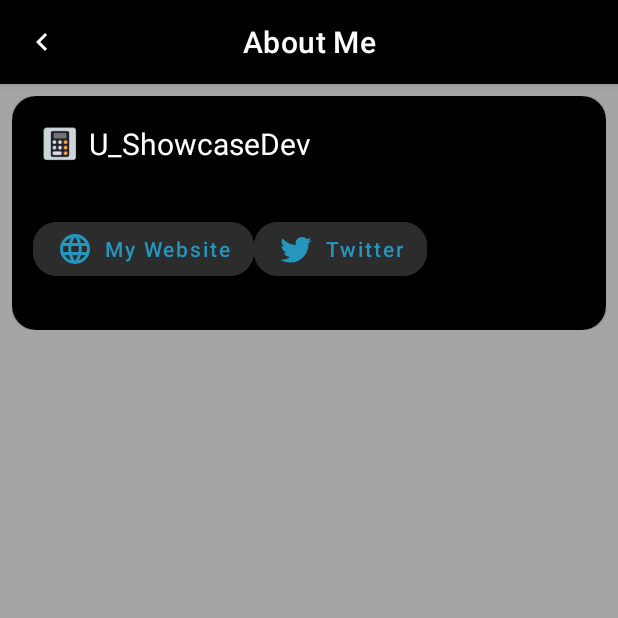
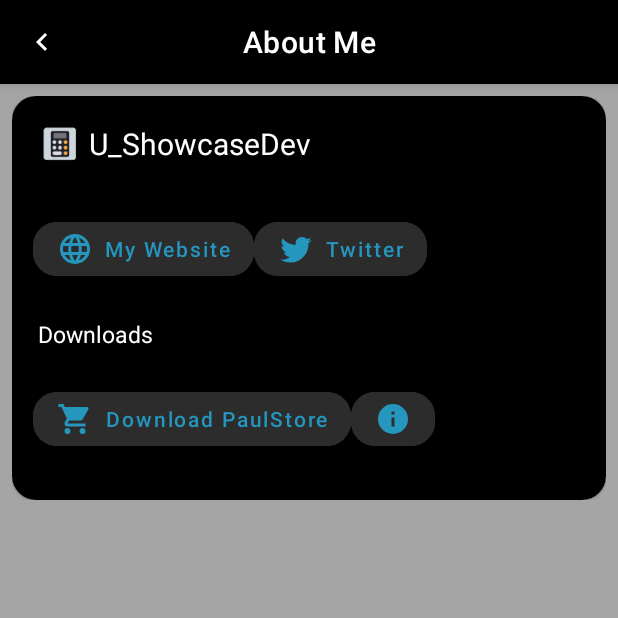
Before and after one commit to Apfelsaft147/iOS-Calc, an Android app: the screen it shows after launch (SettingActivity), after a tap on "iOS Calculator", on a phone screen of 412 x 824 dp, the top half of it. Run offline under Robolectric (Android 15) with nearby library versions, the phone set to English and light mode, and no system bars.

Commit message:
Adding new functions, fixing bugs.

```diff
--- a/app/src/main/AndroidManifest.xml
+++ b/app/src/main/AndroidManifest.xml
@@ -13,6 +13,9 @@
         android:supportsRtl="true"
         tools:targetApi="31">
         <activity
+            android:name=".InfoPaulStore"
+            android:exported="false" />
+        <activity
             android:name=".SettingActivity"
             android:exported="false" />
         <activity
--- a/app/src/main/java/com/u_showcasedev/ioscalc/MainActivity.java
+++ b/app/src/main/java/com/u_showcasedev/ioscalc/MainActivity.java
@@ -259,7 +259,11 @@ public class MainActivity extends AppCompatActivity {
         b_para2.setOnClickListener(new View.OnClickListener() {
             @Override
             public void onClick(View view) {
-                Toast.makeText(MainActivity.this, " Error ", Toast.LENGTH_SHORT).show();
+                if (!t2.getText().toString().isEmpty() | !t1.getText().toString().isEmpty()) {
+                    t2.setText("Invalid Value");
+                } else {
+                    t2.setText("Error");
+                }
             }
         });
 
--- a/app/src/main/java/com/u_showcasedev/ioscalc/SettingActivity.java
+++ b/app/src/main/java/com/u_showcasedev/ioscalc/SettingActivity.java
@@ -13,8 +13,9 @@ import android.widget.Toast;
 public class SettingActivity extends AppCompatActivity {
 
     private Button website;
-    private Button fdroid;
-    private Button github;
+    private Button twitter;
+    private Button paulstore;
+    private Button paulstoreinfo;
     private ImageView back;
 
     @Override
@@ -32,12 +33,29 @@ public class SettingActivity extends AppCompatActivity {
             }
         });
 
-        fdroid = findViewById(R.id.twitterButton);
-        fdroid.setOnClickListener(new View.OnClickListener() {
+        twitter = findViewById(R.id.twitterButton);
+        twitter.setOnClickListener(new View.OnClickListener() {
             @Override
             public void onClick(View view) {
                 Intent browserIntent = new Intent(Intent.ACTION_VIEW, Uri.parse("https://twitter.com/u_showcasedev"));
                 startActivity(browserIntent);
+            }
+        });
+
+        paulstore = findViewById(R.id.paulstore);
+        paulstore.setOnClickListener(new View.OnClickListener() {
+            @Override
+            public void onClick(View view) {
+                startActivity(new Intent(Intent.ACTION_VIEW, Uri.parse("https://usowcasedev.infinityfreeapp.com/index/paulstore.html")));
+            }
+        });
+
+        paulstoreinfo = findViewById(R.id.paulstoreinfo);
+        paulstoreinfo.setOnClickListener(new View.OnClickListener() {
+            @Override
+            public void onClick(View view) {
+                //Intent browserIntent = new Intent(Intent.ACTION_VIEW, Uri.parse("https://usowcasedev.infinityfreeapp.com/index/paulstore.html"));
+                startActivity(new Intent(SettingActivity.this, InfoPaulStore.class));
             }
         });
 
--- /dev/null
+++ b/app/src/main/res/drawable/cart.xml
@@ -0,0 +1,8 @@
+<!-- drawable/cart.xml -->
+<vector xmlns:android="http://schemas.android.com/apk/res/android"
+    android:height="24dp"
+    android:width="24dp"
+    android:viewportWidth="24"
+    android:viewportHeight="24">
+    <path android:fillColor="#000" android:pathData="M17,18C15.89,18 15,18.89 15,20A2,2 0 0,0 17,22A2,2 0 0,0 19,20C19,18.89 18.1,18 17,18M1,2V4H3L6.6,11.59L5.24,14.04C5.09,14.32 5,14.65 5,15A2,2 0 0,0 7,17H19V15H7.42A0.25,0.25 0 0,1 7.17,14.75C7.17,14.7 7.18,14.66 7.2,14.63L8.1,13H15.55C16.3,13 16.96,12.58 17.3,11.97L20.88,5.5C20.95,5.34 21,5.17 21,5A1,1 0 0,0 20,4H5.21L4.27,2M7,18C5.89,18 5,18.89 5,20A2,2 0 0,0 7,22A2,2 0 0,0 9,20C9,18.89 8.1,18 7,18Z" />
+</vector>
--- /dev/null
+++ b/app/src/main/res/drawable/information.xml
@@ -0,0 +1,8 @@
+<!-- drawable/information.xml -->
+<vector xmlns:android="http://schemas.android.com/apk/res/android"
+    android:height="24dp"
+    android:width="24dp"
+    android:viewportWidth="24"
+    android:viewportHeight="24">
+    <path android:fillColor="#000" android:pathData="M13,9H11V7H13M13,17H11V11H13M12,2A10,10 0 0,0 2,12A10,10 0 0,0 12,22A10,10 0 0,0 22,12A10,10 0 0,0 12,2Z" />
+</vector>
--- a/app/src/main/res/layout/activity_setting.xml
+++ b/app/src/main/res/layout/activity_setting.xml
@@ -93,8 +93,6 @@
 
                 </LinearLayout>
 
-
-
                 <LinearLayout
                     android:layout_width="match_parent"
                     android:layout_height="match_parent"
@@ -135,11 +133,62 @@
 
                 </LinearLayout>
 
+                <TextView
+                    android:id="@+id/textView4"
+                    android:layout_width="wrap_content"
+                    android:layout_height="wrap_content"
+                    android:paddingStart="1sp"
+                    android:layout_gravity="start"
+                    android:gravity="bottom"
+                    android:layout_marginStart="8sp"
+                    android:text="Downloads"
+                    android:textColor="@color/white"
+                    android:textSize="15sp"
+                    app:layout_constraintEnd_toEndOf="parent"
+                    app:layout_constraintStart_toStartOf="parent"
+                    app:layout_constraintTop_toBottomOf="parent" />
+
+                <LinearLayout
+                    android:layout_width="match_parent"
+                    android:layout_height="match_parent"
+                    android:orientation="horizontal"
+                    android:padding="6sp">
+
+                    <Button
+                        android:id="@+id/paulstore"
+                        android:layout_width="wrap_content"
+                        android:layout_height="wrap_content"
+                        android:layout_alignParentBottom="true"
+                        android:layout_marginTop="16dp"
+                        android:layout_marginBottom="16dp"
+                        android:backgroundTint="#2C2C2C"
+                        android:text="Download PaulStore"
+                        android:textAllCaps="false"
+                        android:textColor="#2596be"
+                        app:cornerRadius="16sp"
+                        app:icon="@drawable/cart"
+                        app:iconGravity="textStart"
+                        app:iconTint="#2596be" />
+
+                    <Button
+                        android:id="@+id/paulstoreinfo"
+                        android:layout_width="56dp"
+                        android:layout_height="wrap_content"
+                        android:layout_alignParentBottom="true"
+                        android:layout_marginTop="16dp"
+                        android:layout_marginBottom="16dp"
+                        android:backgroundTint="#2C2C2C"
+                        android:contentDescription="@string/app_name"
+                        app:cornerRadius="16sp"
+                        app:icon="@drawable/information"
+                        app:iconTint="#2596be" />
+
+                </LinearLayout>
+
             </LinearLayout>
 
         </com.google.android.material.card.MaterialCardView>
 
     </androidx.core.widget.NestedScrollView>
 
-
 </androidx.constraintlayout.widget.ConstraintLayout>
```
Also changed, not shown: app/src/main/java/com/u_showcasedev/ioscalc/InfoPaulStore.java (added, +40 -0 lines), app/src/main/res/layout/activity_info_paul_store.xml (added, +158 -0 lines), app/src/main/res/values/strings.xml (line endings or trailing spaces).
